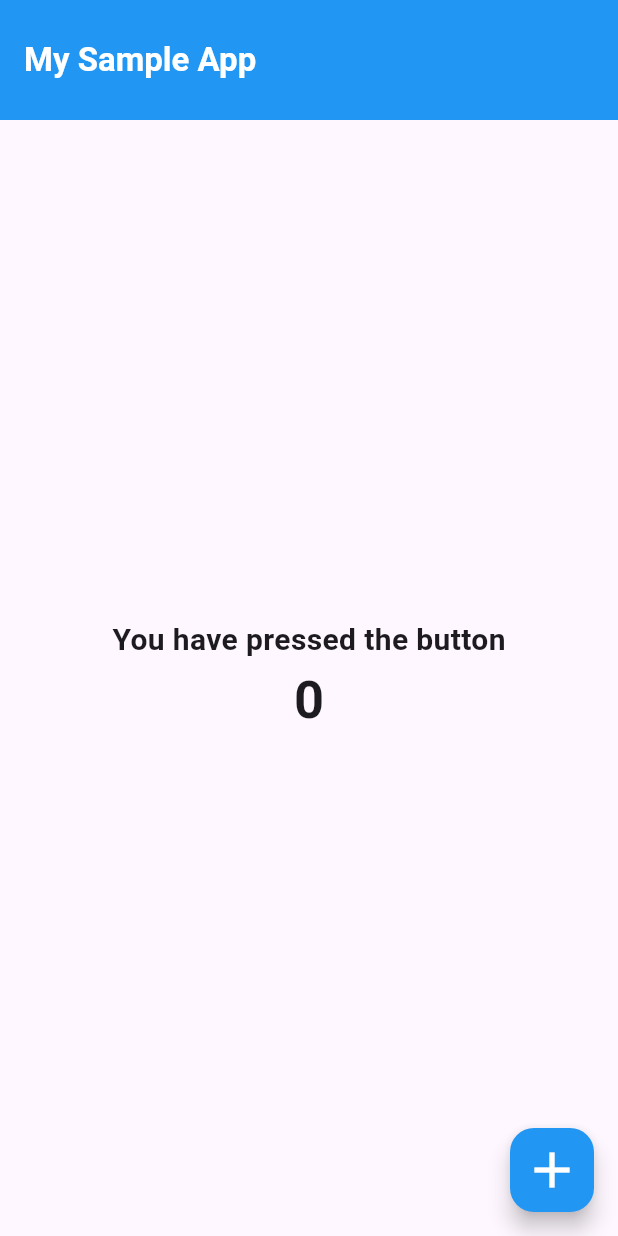
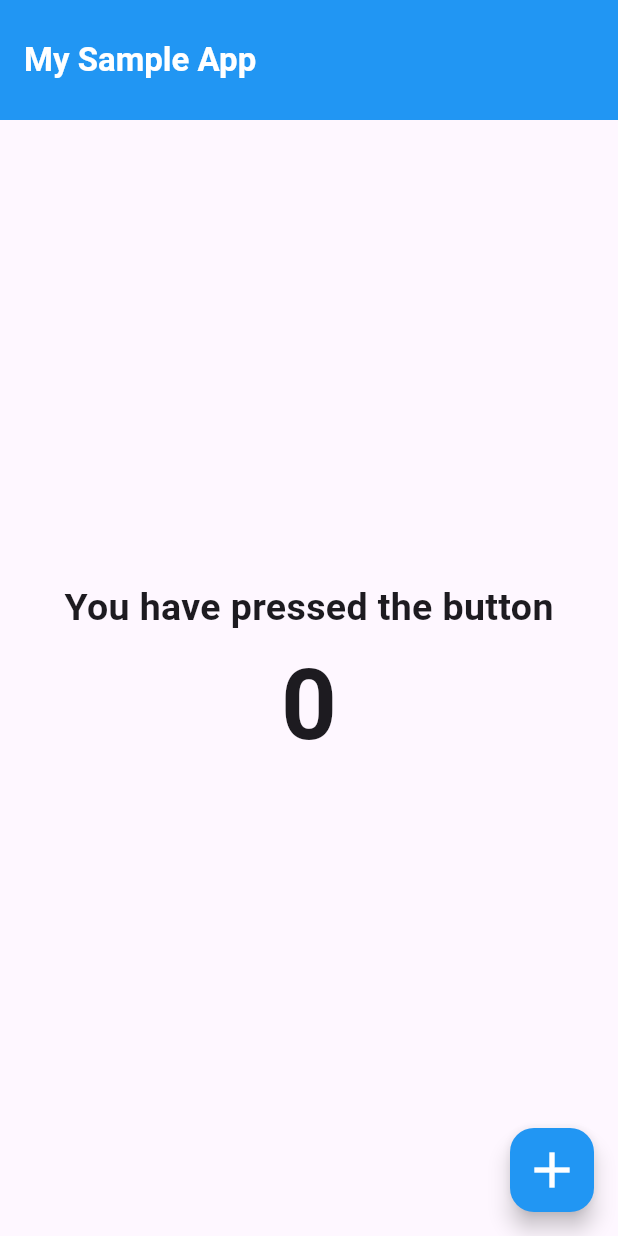
Before and after one commit to ushanwk/Flutter-Self-Learning-Room, a Flutter app: the screen it shows after launch, after a tap on the "add" icon, on a phone screen of 412 x 824 dp. Run offline on Flutter 3.47's test engine with Material 3 defaults, Android fonts, the light colour scheme and no system bars; our stand-ins replace device_preview.

Commit message:
Stateless & Stateful

```diff
--- a/flutter_application_5/lib/main.dart
+++ b/flutter_application_5/lib/main.dart
@@ -5,11 +5,9 @@ void main(){
 }
 
 class myApp extends StatelessWidget {
-  const myApp({super.key});
-
   @override
   Widget build(BuildContext context) {
-    return const MaterialApp(
+    return MaterialApp(
       title: 'My App',
       home: homePage(),
     );
@@ -17,7 +15,12 @@ class myApp extends StatelessWidget {
 }
 
 class homePage extends StatelessWidget {
-  const homePage({super.key});
+  int count = 0;
+
+  void increment(){
+    count++;
+    print(count);
+  }
 
   @override
   Widget build(BuildContext context) {
@@ -25,21 +28,21 @@ class homePage extends StatelessWidget {
       appBar: AppBar(
         toolbarHeight: 80,
         backgroundColor: Colors.blue,
-        title: const Text('My Sample App', style: TextStyle(color: Colors.white, fontWeight: FontWeight.bold),),
+        title: Text('My Sample App', style: TextStyle(color: Colors.white, fontWeight: FontWeight.bold),),
       ),
-      body: const Center(
+      body: Center(
         child: Column(
           mainAxisAlignment: MainAxisAlignment.center,
           children: [
-            Text('You have pressed the button', style: TextStyle(fontWeight: FontWeight.bold, fontSize: 20),),
-            Text('0', style: TextStyle(fontWeight: FontWeight.bold, fontSize: 35),),
+            Text('You have pressed the button', style: TextStyle(fontWeight: FontWeight.bold, fontSize: 25),),
+            Text('$count', style: TextStyle(fontWeight: FontWeight.bold, fontSize: 65),),
           ],
         ),
       ),
       floatingActionButton: FloatingActionButton(
+        backgroundColor: Colors.blue,
+        onPressed: increment,
         child: Icon(Icons.add, color: Colors.white, size: 40,),
-        backgroundColor: Colors.blue,
-        onPressed: (){},
       ),
     );
   }
```
Also changed, not shown: 1 other file.
